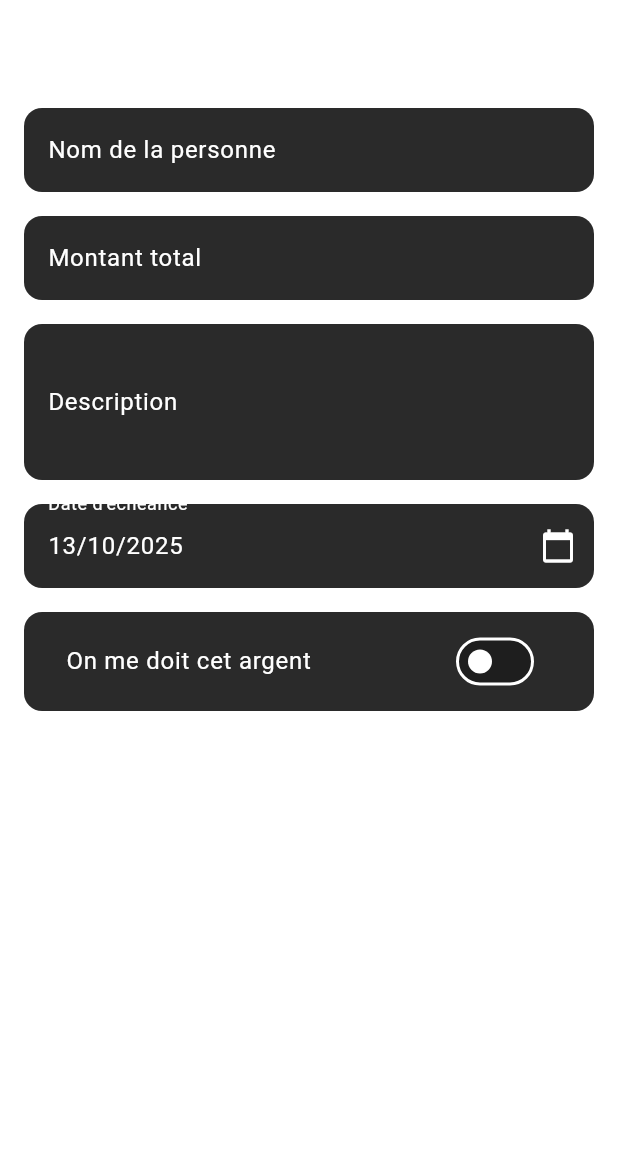
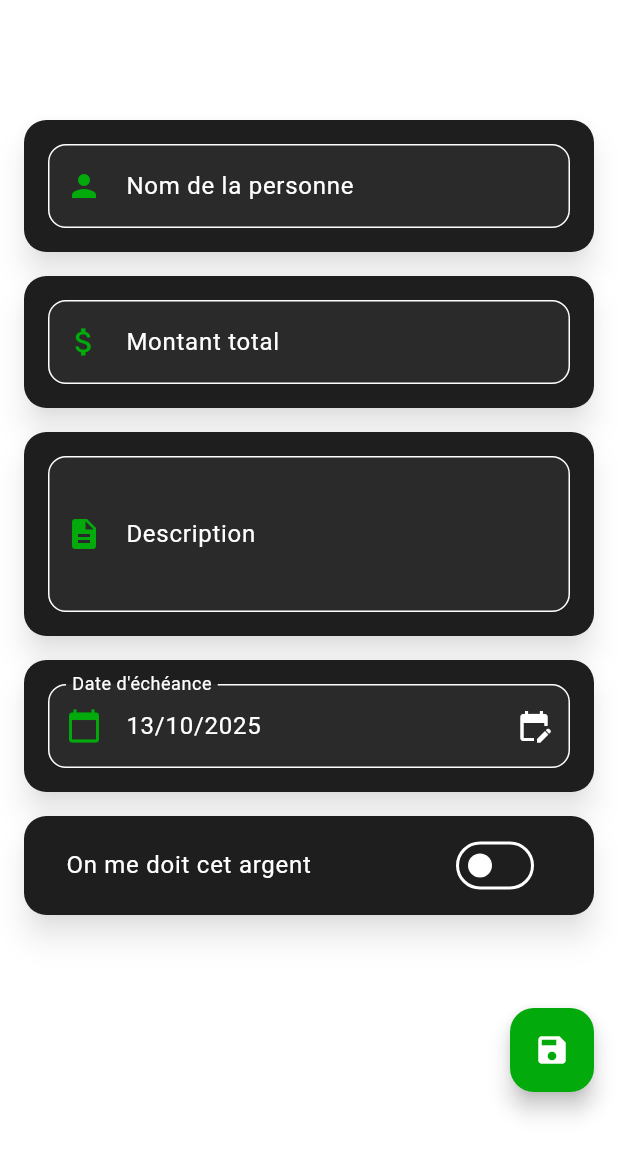
Before and after one commit to Donchaminade/akontaa_v2, a Flutter app: the AddEditDebtPage screen opened directly, on a phone screen of 412 x 824 dp. Shown: the top 1155 px of the screen. Run offline on Flutter 3.47's test engine with Material 3 defaults, Android fonts, the phone set to English and light mode, and no system bars; our stand-ins replace flutter_local_notifications, shared_preferences, timezone; accounts and stored records are empty.

Commit message:
Enhance UI and functionality for debt management pages with improved forms and dialogs

```diff
--- a/lib/pages/add_edit_debt_page.dart
+++ b/lib/pages/add_edit_debt_page.dart
@@ -107,23 +107,27 @@ class _AddEditDebtPageState extends State<AddEditDebtPage> {
         title: Text(widget.debt == null ? 'Ajouter une dette' : 'Modifier la dette'),
         backgroundColor: Colors.transparent,
         elevation: 0,
-        actions: [
-          IconButton(
-            icon: const Icon(Icons.save),
-            onPressed: _saveForm,
-          ),
-        ],
       ),
       body: SafeArea(
-        child: Padding(
+        child: SingleChildScrollView(
           padding: const EdgeInsets.all(16.0),
           child: Form(
             key: _formKey,
-            child: ListView(
+            child: Column(
               children: [
-                TextFormField(
+                Card(
+                  margin: const EdgeInsets.symmetric(vertical: 8.0),
+                  elevation: 8,
+                  shadowColor: Colors.black.withOpacity(0.5),
+                  shape: RoundedRectangleBorder(borderRadius: BorderRadius.circular(15)),
+                  child: Padding(
+                    padding: const EdgeInsets.all(16.0),
+                    child: TextFormField(
                       initialValue: _personName,
-                  decoration: const InputDecoration(labelText: 'Nom de la personne'),
+                      decoration: InputDecoration(
+                        labelText: 'Nom de la personne',
+                        prefixIcon: Icon(Icons.person, color: Theme.of(context).colorScheme.secondary),
+                      ),
                       validator: (value) {
                         if (value == null || value.isEmpty) {
                           return 'Veuillez entrer un nom.';
@@ -132,10 +136,21 @@ class _AddEditDebtPageState extends State<AddEditDebtPage> {
                       },
                       onSaved: (value) => _personName = value!,
                     ),
-                const SizedBox(height: 16),
-                TextFormField(
+                  ),
+                ),
+                Card(
+                  margin: const EdgeInsets.symmetric(vertical: 8.0),
+                  elevation: 8,
+                  shadowColor: Colors.black.withOpacity(0.5),
+                  shape: RoundedRectangleBorder(borderRadius: BorderRadius.circular(15)),
+                  child: Padding(
+                    padding: const EdgeInsets.all(16.0),
+                    child: TextFormField(
                       initialValue: _totalAmount != 0 ? _totalAmount.toString() : '',
-                  decoration: const InputDecoration(labelText: 'Montant total'),
+                      decoration: InputDecoration(
+                        labelText: 'Montant total',
+                        prefixIcon: Icon(Icons.attach_money, color: Theme.of(context).colorScheme.secondary),
+                      ),
                       keyboardType: TextInputType.number,
                       validator: (value) {
                         if (value == null ||
@@ -147,32 +162,54 @@ class _AddEditDebtPageState extends State<AddEditDebtPage> {
                       },
                       onSaved: (value) => _totalAmount = double.parse(value!),
                     ),
-                const SizedBox(height: 16),
-                TextFormField(
+                  ),
+                ),
+                Card(
+                  margin: const EdgeInsets.symmetric(vertical: 8.0),
+                  elevation: 8,
+                  shadowColor: Colors.black.withOpacity(0.5),
+                  shape: RoundedRectangleBorder(borderRadius: BorderRadius.circular(15)),
+                  child: Padding(
+                    padding: const EdgeInsets.all(16.0),
+                    child: TextFormField(
                       initialValue: _description,
-                  decoration: const InputDecoration(labelText: 'Description'),
+                      decoration: InputDecoration(
+                        labelText: 'Description',
+                        prefixIcon: Icon(Icons.description, color: Theme.of(context).colorScheme.secondary),
+                      ),
                       maxLines: 3,
                       onSaved: (value) => _description = value ?? '',
                     ),
-                const SizedBox(height: 16),
-                TextFormField(
+                  ),
+                ),
+                Card(
+                  margin: const EdgeInsets.symmetric(vertical: 8.0),
+                  elevation: 8,
+                  shadowColor: Colors.black.withOpacity(0.5),
+                  shape: RoundedRectangleBorder(borderRadius: BorderRadius.circular(15)),
+                  child: Padding(
+                    padding: const EdgeInsets.all(16.0),
+                    child: TextFormField(
                       controller: _dueDateController,
                       decoration: InputDecoration(
                         labelText: 'Date d\'échéance',
+                        prefixIcon: Icon(Icons.calendar_today, color: Theme.of(context).colorScheme.secondary),
                         suffixIcon: IconButton(
-                      icon: const Icon(Icons.calendar_today),
+                          icon: const Icon(Icons.edit_calendar),
                           onPressed: () => _selectDueDate(context),
                         ),
                       ),
                       readOnly: true,
                     ),
-                const SizedBox(height: 16),
-                Container(
+                  ),
+                ),
+                Card(
+                  margin: const EdgeInsets.symmetric(vertical: 8.0),
+                  elevation: 8,
+                  shadowColor: Colors.black.withOpacity(0.5),
+                  shape: RoundedRectangleBorder(borderRadius: BorderRadius.circular(15)),
+                  child: Padding(
                     padding: const EdgeInsets.symmetric(horizontal: 12, vertical: 5),
-                  decoration: BoxDecoration(
-                    color: Theme.of(context).inputDecorationTheme.fillColor,
-                    borderRadius: BorderRadius.circular(12),
-                  ),
                     child: SwitchListTile(
                       title: const Text('On me doit cet argent'),
                       value: _isOwedToMe,
@@ -184,11 +221,19 @@ class _AddEditDebtPageState extends State<AddEditDebtPage> {
                       activeColor: Theme.of(context).colorScheme.secondary,
                     ),
                   ),
+                ),
               ],
             ),
           ),
         ),
       ),
+      floatingActionButton: Padding(
+        padding: const EdgeInsets.only(bottom: 80.0),
+        child: FloatingActionButton(
+          onPressed: _saveForm,
+          child: const Icon(Icons.save),
+        ),
+      ),
     );
   }
 }
--- a/lib/theme.dart
+++ b/lib/theme.dart
@@ -44,7 +44,15 @@ final darkTheme = ThemeData(
   inputDecorationTheme: InputDecorationTheme(
     border: OutlineInputBorder(
       borderRadius: BorderRadius.circular(12),
-      borderSide: BorderSide.none,
+      borderSide: const BorderSide(color: Colors.white, width: 1.0),
+    ),
+    enabledBorder: OutlineInputBorder(
+      borderRadius: BorderRadius.circular(12),
+      borderSide: const BorderSide(color: Colors.white, width: 1.0),
+    ),
+    focusedBorder: OutlineInputBorder(
+      borderRadius: BorderRadius.circular(12),
+      borderSide: BorderSide(color: AppColors.green, width: 2.0),
     ),
     filled: true,
     fillColor: const Color(0xFF2A2A2A),
```
Also changed, not shown: lib/pages/add_repayment_form_page.dart (added, +127 -0 lines), lib/pages/add_repayment_page.dart (+44 -3 lines), lib/pages/debt_detail_page.dart (+11 -3 lines), lib/pages/settings_page.dart (+6 -3 lines). Lines whose indentation alone changed are shown as unchanged.
